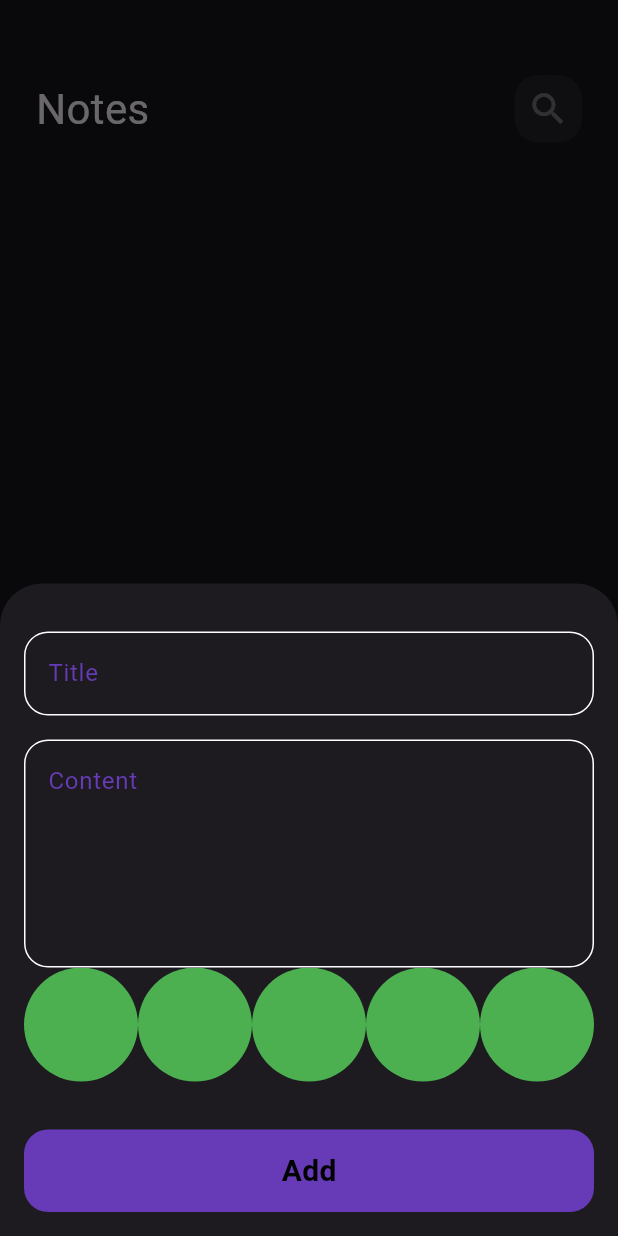
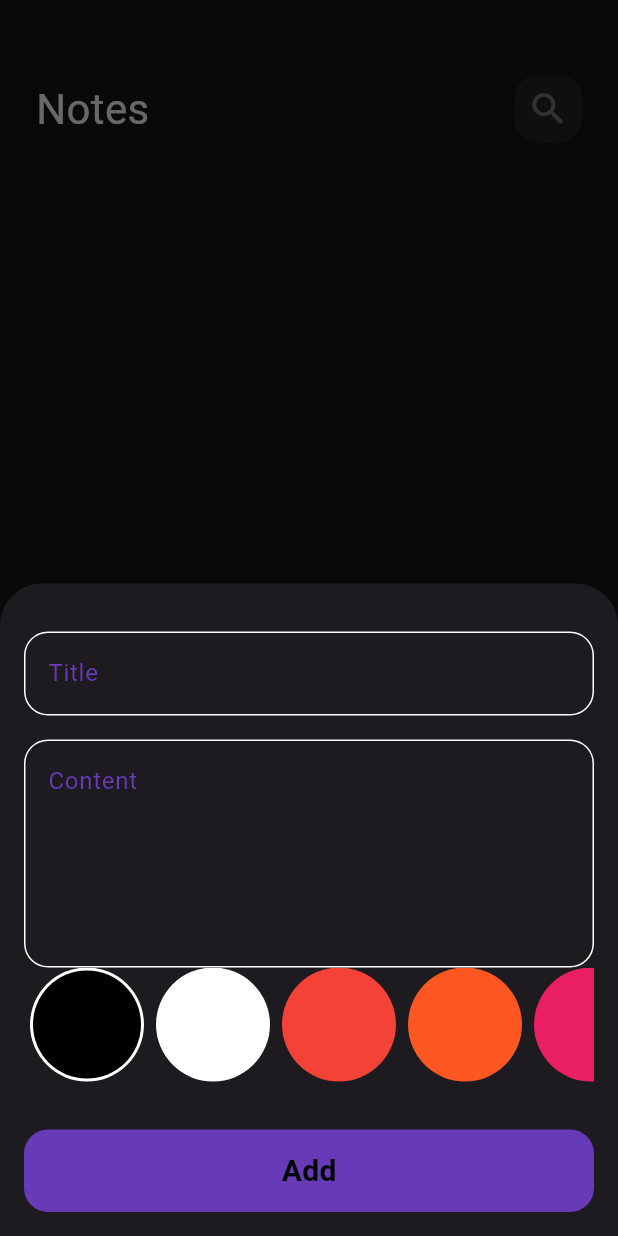
Before and after one commit to Ahmedshams1/New_Notes_App, a Flutter app: the screen it shows after launch, after a tap on the "add" icon, on a phone screen of 412 x 824 dp. Run offline on Flutter 3.47's test engine with Material 3 defaults, Android fonts, the phone set to English and light mode, and no system bars; our stand-ins replace bloc, flutter_bloc, hive, hive_flutter; accounts and stored records are empty.

Commit message:
color changes

```diff
--- a/lib/widgets/colorsListView.dart
+++ b/lib/widgets/colorsListView.dart
@@ -1,29 +1,65 @@
 import 'package:flutter/material.dart';
 
 class ColorItem extends StatelessWidget {
-  const ColorItem({super.key});
-
+  const ColorItem({super.key, required this.isActive, required this.color});
+  final bool isActive;
+  final Color color;
   @override
   Widget build(BuildContext context) {
-    return CircleAvatar(
-      radius: 38,
-      backgroundColor: Colors.green,
-    );
+    return isActive
+        ? CircleAvatar(
+            radius: 38,
+            backgroundColor: Colors.white,
+            child: CircleAvatar(
+              radius: 36,
+              backgroundColor: color,
+            ),
+          )
+        : CircleAvatar(
+            radius: 38,
+            backgroundColor: color,
+          );
   }
 }
 
-class ColorsListView extends StatelessWidget {
+class ColorsListView extends StatefulWidget {
   const ColorsListView({super.key});
 
+  @override
+  State<ColorsListView> createState() => _ColorsListViewState();
+}
+
+class _ColorsListViewState extends State<ColorsListView> {
+  int currentIndex = 0;
+  List<Color> color = [
+    Colors.black,
+    Colors.white,
+    Colors.red,
+    Colors.deepOrange,
+    Colors.pink,
+    Colors.yellow
+  ];
   @override
   Widget build(BuildContext context) {
     return SizedBox(
       height: 38 * 2,
       child: ListView.builder(
-          itemCount: 20,
+          itemCount: color.length,
           scrollDirection: Axis.horizontal,
           itemBuilder: (context, index) {
-            return ColorItem();
+            return Padding(
+              padding: const EdgeInsets.symmetric(horizontal: 4),
+              child: GestureDetector(
+                onTap: () {
+                  currentIndex = index;
+                  setState(() {});
+                },
+                child: ColorItem(
+                  color: color[index],
+                  isActive: currentIndex == index,
+                ),
+              ),
+            );
           }),
     );
   }
```
